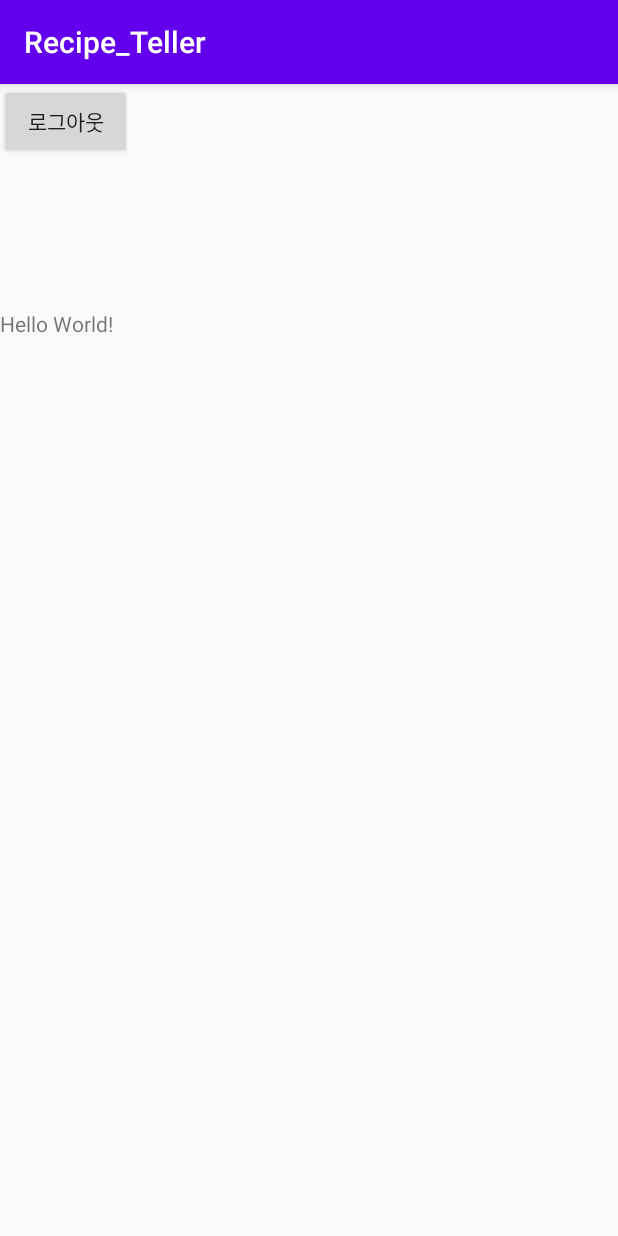
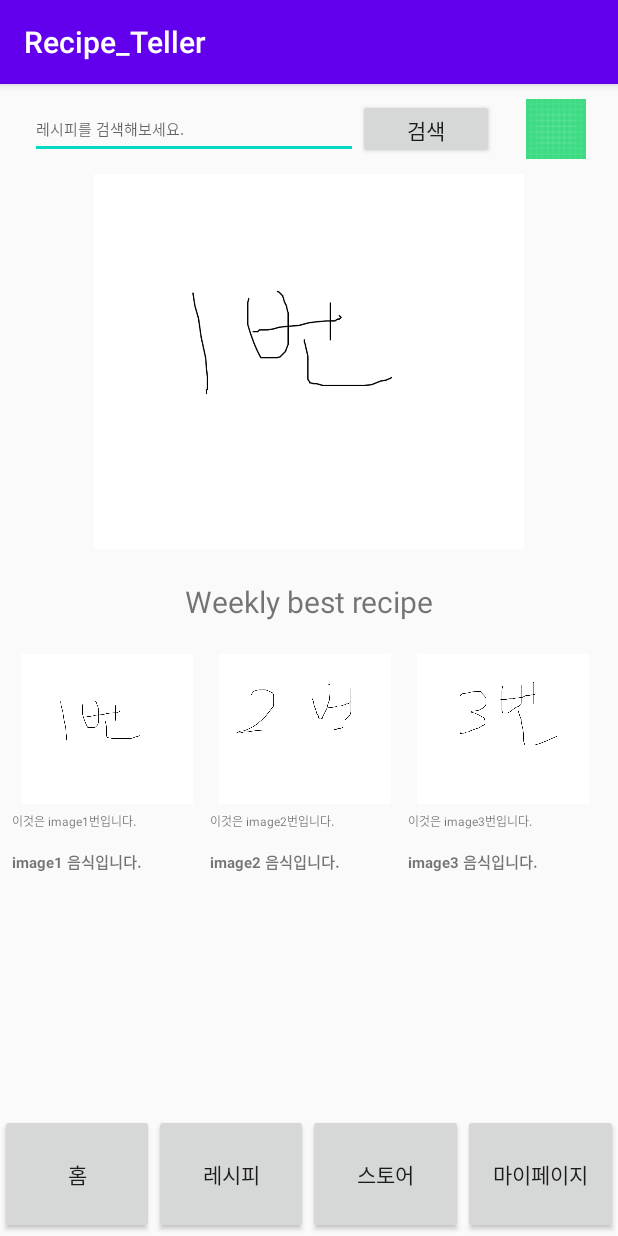
Before and after one commit to tehloo/RecipeTeller, an Android app: the MainActivity screen opened directly, with no data from a screen before it, on a phone screen of 412 x 824 dp. Run offline under Robolectric (Android 15) with nearby library versions, the phone set to English and light mode, and no system bars; our stand-ins replace Firebase (no records; nobody signed in at launch, a user with empty details on screens opened directly).

Commit message:
로그인 및 회원가입에 메인페이지 합침, 마이페이지 내용 불러오기 구현

```diff
--- /dev/null
+++ b/Recipe_Teller/app/src/main/java/com/example/recipe_teller/HomeFragment.java
@@ -0,0 +1,36 @@
+package com.example.recipe_teller;
+
+import android.os.Bundle;
+import android.view.LayoutInflater;
+import android.view.View;
+import android.view.ViewGroup;
+
+import androidx.annotation.Nullable;
+import androidx.fragment.app.Fragment;
+import androidx.viewpager.widget.ViewPager;
+
+
+/**
+ * A simple {@link Fragment} subclass.
+ */
+public class HomeFragment extends Fragment {
+
+    public HomeFragment() {
+        // Required empty public constructor
+    }
+
+
+    @Override
+    public View onCreateView(LayoutInflater inflater, ViewGroup container,
+                             Bundle savedInstanceState) {
+        // Inflate the layout for this fragment
+        return inflater.inflate(R.layout.fragment_home, container, false);
+    }
+
+    @Override
+    public void onViewCreated(View view, @Nullable Bundle savedInstanceState) {
+        ViewPager viewPager = (ViewPager) getView().findViewById(R.id.viewpager);
+        ImageAdapter adapter = new ImageAdapter(getContext());
+        viewPager.setAdapter(adapter);
+    }
+}
--- /dev/null
+++ b/Recipe_Teller/app/src/main/java/com/example/recipe_teller/ImageAdapter.java
@@ -0,0 +1,52 @@
+package com.example.recipe_teller;
+
+import android.content.Context;
+import android.view.LayoutInflater;
+import android.view.View;
+import android.view.ViewGroup;
+import android.widget.ImageView;
+import android.widget.LinearLayout;
+
+import androidx.annotation.NonNull;
+import androidx.viewpager.widget.PagerAdapter;
+
+public class ImageAdapter extends PagerAdapter {
+    Context context;
+    private int[] GalImages = new int[]{
+            R.drawable.image1,
+            R.drawable.image2,
+            R.drawable.image3
+    };
+    LayoutInflater mLayoutInflater;
+    ImageAdapter(Context context){
+        this.context = context;
+        mLayoutInflater = (LayoutInflater) context.getSystemService(Context.LAYOUT_INFLATER_SERVICE);
+    }
+
+    @Override
+    public int getCount() {
+        return GalImages.length;
+    }
+
+    @Override
+    public boolean isViewFromObject(@NonNull View view, @NonNull Object object) {
+        return view==((LinearLayout)object);
+    }
+
+    @Override
+    public Object instantiateItem(ViewGroup container, int position) {
+        View itemView = mLayoutInflater.inflate(R.layout.pager_item, container, false);
+
+        ImageView imageView = (ImageView) itemView.findViewById(R.id.imageView);
+        imageView.setImageResource(GalImages[position]);
+
+        container.addView(itemView);
+
+        return itemView;
+    }
+
+    @Override
+    public void destroyItem(ViewGroup container, int position, Object object) {
+        container.removeView((LinearLayout)object);
+    }
+}
--- a/Recipe_Teller/app/src/main/java/com/example/recipe_teller/MainActivity.java
+++ b/Recipe_Teller/app/src/main/java/com/example/recipe_teller/MainActivity.java
@@ -1,5 +1,83 @@
 package com.example.recipe_teller;
 
+import androidx.appcompat.app.AppCompatActivity;
+import androidx.fragment.app.Fragment;
+import androidx.fragment.app.FragmentManager;
+import androidx.fragment.app.FragmentTransaction;
+
+import android.os.Bundle;
+import android.util.Log;
+import android.view.View;
+import android.widget.Button;
+
+public class MainActivity extends AppCompatActivity {
+    int fragmentNum = 0; // fragment 번호
+    private Button homeBtn;
+    private Button recipeBtn;
+    private Button storeBtn;
+    private Button mypageBtn;
+    private Fragment fragment = null;
+    @Override
+    protected void onCreate(Bundle savedInstanceState) {
+        super.onCreate(savedInstanceState);
+        setContentView(R.layout.activity_main);
+        //init myFragment
+        FragmentManager fm = getSupportFragmentManager();
+        FragmentTransaction fragmentTransaction = fm.beginTransaction();
+        fragmentTransaction.replace(R.id.myFragment, new HomeFragment());
+        fragmentTransaction.addToBackStack(null);
+        fragmentTransaction.commit();
+
+        //buttons
+        homeBtn = findViewById(R.id.homeBtn);
+        homeBtn.setOnClickListener(new View.OnClickListener(){
+            @Override
+            public void onClick(View v){
+                FragmentManager fm = getSupportFragmentManager();
+                FragmentTransaction fragmentTransaction = fm.beginTransaction();
+                fragmentTransaction.replace(R.id.myFragment, new HomeFragment());
+                fragmentTransaction.addToBackStack(null);
+                fragmentTransaction.commit();
+            }
+        });
+        recipeBtn = findViewById(R.id.recipeListBtn);
+        recipeBtn.setOnClickListener(new View.OnClickListener(){
+            @Override
+            public void onClick(View v){
+                FragmentManager fm = getSupportFragmentManager();
+                FragmentTransaction fragmentTransaction = fm.beginTransaction();
+                fragmentTransaction.replace(R.id.myFragment, new RecipeFragment());
+                fragmentTransaction.addToBackStack(null);
+                fragmentTransaction.commit();
+            }
+        });
+        storeBtn = findViewById(R.id.storeBtn);
+        storeBtn.setOnClickListener(new View.OnClickListener(){
+            @Override
+            public void onClick(View v){
+                FragmentManager fm = getSupportFragmentManager();
+                FragmentTransaction fragmentTransaction = fm.beginTransaction();
+                fragmentTransaction.replace(R.id.myFragment, new StoreFragment());
+                fragmentTransaction.addToBackStack(null);
+                fragmentTransaction.commit();
+            }
+        });
+        mypageBtn = findViewById(R.id.mypageBtn);
+        mypageBtn.setOnClickListener(new View.OnClickListener(){
+            @Override
+            public void onClick(View v){
+                FragmentManager fm = getSupportFragmentManager();
+                FragmentTransaction fragmentTransaction = fm.beginTransaction();
+                fragmentTransaction.replace(R.id.myFragment, new MypageFragment());
+                fragmentTransaction.addToBackStack(null);
+                fragmentTransaction.commit();
+            }
+        });
+    }
+}
+
+
+/*
 import androidx.annotation.NonNull;
 import androidx.appcompat.app.AppCompatActivity;
 
@@ -94,3 +172,4 @@ public class MainActivity extends AppCompatActivity {
     }
 
 }
+*/
--- a/Recipe_Teller/app/src/main/res/layout/activity_main.xml
+++ b/Recipe_Teller/app/src/main/res/layout/activity_main.xml
@@ -1,3 +1,63 @@
+<?xml version="1.0" encoding="utf-8"?>
+<androidx.constraintlayout.widget.ConstraintLayout xmlns:android="http://schemas.android.com/apk/res/android"
+    xmlns:app="http://schemas.android.com/apk/res-auto"
+    xmlns:tools="http://schemas.android.com/tools"
+    android:layout_width="match_parent"
+    android:layout_height="match_parent"
+    android:orientation="vertical"
+    tools:context=".MainActivity">
+
+    <FrameLayout
+        android:id="@+id/myFragment"
+        android:name="com.example.shpmainpage.HomeFragment"
+        android:layout_width="match_parent"
+        android:layout_height="0dp"
+        app:layout_constraintBottom_toTopOf="@id/linearLayout2"
+        app:layout_constraintEnd_toEndOf="parent"
+        app:layout_constraintStart_toStartOf="parent"
+        app:layout_constraintTop_toTopOf="parent" />
+
+    <LinearLayout
+        android:id="@+id/linearLayout2"
+        android:layout_width="match_parent"
+        android:layout_height="80dp"
+        android:layout_marginBottom="1dp"
+        android:orientation="horizontal"
+        app:layout_constraintBottom_toBottomOf="parent"
+        app:layout_constraintEnd_toEndOf="parent"
+        app:layout_constraintStart_toStartOf="parent">
+
+        <Button
+            android:id="@+id/homeBtn"
+            android:layout_width="wrap_content"
+            android:layout_height="match_parent"
+            android:layout_weight="1"
+            android:text="홈" />
+
+        <Button
+            android:id="@+id/recipeListBtn"
+            android:layout_width="wrap_content"
+            android:layout_height="match_parent"
+            android:layout_weight="1"
+            android:text="레시피" />
+
+        <Button
+            android:id="@+id/storeBtn"
+            android:layout_width="wrap_content"
+            android:layout_height="match_parent"
+            android:layout_weight="1"
+            android:text="스토어" />
+
+        <Button
+            android:id="@+id/mypageBtn"
+            android:layout_width="wrap_content"
+            android:layout_height="match_parent"
+            android:layout_weight="1"
+            android:text="마이페이지" />
+    </LinearLayout>
+
+</androidx.constraintlayout.widget.ConstraintLayout>
+<!--
 <?xml version="1.0" encoding="utf-8"?>
 <LinearLayout xmlns:android="http://schemas.android.com/apk/res/android"
     xmlns:app="http://schemas.android.com/apk/res-auto"
@@ -24,5 +84,5 @@
         app:layout_constraintLeft_toLeftOf="parent"
         app:layout_constraintRight_toRightOf="parent"
         app:layout_constraintTop_toTopOf="parent" />
-
 </LinearLayout>
+-->
--- /dev/null
+++ b/Recipe_Teller/app/src/main/res/layout/fragment_home.xml
@@ -0,0 +1,140 @@
+<?xml version="1.0" encoding="utf-8"?>
+<FrameLayout xmlns:android="http://schemas.android.com/apk/res/android"
+    xmlns:tools="http://schemas.android.com/tools"
+    android:layout_width="match_parent"
+    android:layout_height="match_parent"
+    tools:context=".HomeFragment">
+    <LinearLayout
+        android:orientation="vertical"
+        android:layout_width="match_parent"
+        android:layout_height="match_parent">
+        <LinearLayout
+            android:id="@+id/linearLayout"
+            android:layout_width="match_parent"
+            android:layout_height="60dp">
+
+            <EditText
+                android:id="@+id/searchEditText"
+                android:textSize="10sp"
+                android:layout_width="200dp"
+                android:layout_height="match_parent"
+                android:layout_marginStart="20dp"
+                android:layout_marginTop="10dp"
+                android:layout_marginBottom="10dp"
+                android:layout_weight="7"
+                android:hint="레시피를 검색해보세요." />
+
+            <Button
+                android:layout_width="wrap_content"
+                android:layout_height="match_parent"
+                android:layout_marginTop="10dp"
+                android:layout_marginBottom="10dp"
+                android:layout_weight="1"
+                android:text="검색" />
+
+            <ImageView
+                android:layout_width="80dp"
+                android:layout_height="match_parent"
+                android:layout_marginTop="10dp"
+                android:layout_marginBottom="10dp"
+                android:layout_weight="1"
+                android:src="@drawable/ic_launcher_background" />
+        </LinearLayout>
+
+        <androidx.viewpager.widget.ViewPager
+            android:id="@+id/viewpager"
+            android:layout_width="match_parent"
+            android:layout_height="250dp" />
+
+        <TextView
+            android:layout_marginTop="10dp"
+            android:layout_marginBottom="10dp"
+            android:layout_width="match_parent"
+            android:layout_height="50dp"
+            android:gravity="center"
+            android:text="Weekly best recipe"
+            android:textSize="20sp" />
+        <LinearLayout
+            android:paddingLeft="8dp"
+            android:paddingRight="8dp"
+            android:orientation="horizontal"
+            android:layout_width="wrap_content"
+            android:layout_height="150dp">
+            <LinearLayout
+                android:orientation="vertical"
+                android:layout_weight="1"
+                android:layout_marginRight="5dp"
+                android:layout_width="match_parent"
+                android:layout_height="match_parent">
+                <ImageView
+                    android:src="@drawable/image1"
+                    android:layout_width="match_parent"
+                    android:layout_height="100dp"/>
+                <TextView
+                    android:layout_marginTop="5dp"
+                    android:textSize="8sp"
+                    android:text="이것은 image1번입니다."
+                    android:layout_width="match_parent"
+                    android:layout_height="20dp"/>
+                <TextView
+                    android:layout_marginTop="5dp"
+                    android:textSize="10sp"
+                    android:textStyle="bold"
+                    android:text="image1 음식입니다."
+                    android:layout_width="match_parent"
+                    android:layout_height="20dp"/>
+            </LinearLayout>
+            <LinearLayout
+                android:orientation="vertical"
+                android:layout_marginRight="5dp"
+                android:layout_weight="1"
+                android:layout_width="match_parent"
+                android:layout_height="match_parent">
+                <ImageView
+                    android:src="@drawable/image2"
+                    android:layout_width="match_parent"
+                    android:layout_height="100dp"/>
+                <TextView
+                    android:layout_marginTop="5dp"
+                    android:textSize="8sp"
+                    android:text="이것은 image2번입니다."
+                    android:layout_width="match_parent"
+                    android:layout_height="20dp"/>
+                <TextView
+                    android:layout_marginTop="5dp"
+                    android:textSize="10sp"
+                    android:textStyle="bold"
+                    android:text="image2 음식입니다."
+                    android:layout_width="match_parent"
+                    android:layout_height="20dp"/>
+            </LinearLayout>
+            <LinearLayout
+                android:orientation="vertical"
+                android:layout_weight="1"
+                android:layout_width="match_parent"
+                android:layout_height="match_parent">
+                <ImageView
+                    android:src="@drawable/image3"
+                    android:layout_marginRight="5dp"
+                    android:layout_width="match_parent"
+                    android:layout_height="100dp"/>
+                <TextView
+                    android:layout_marginTop="5dp"
+                    android:textSize="8sp"
+                    android:text="이것은 image3번입니다."
+                    android:layout_width="match_parent"
+                    android:layout_height="20dp"/>
+                <TextView
+                    android:layout_marginTop="5dp"
+                    android:textSize="10sp"
+                    android:textStyle="bold"
+                    android:text="image3 음식입니다."
+                    android:layout_width="match_parent"
+                    android:layout_height="20dp"/>
+            </LinearLayout>
+        </LinearLayout>
+
+    </LinearLayout>
+
+
+</FrameLayout>
--- /dev/null
+++ b/Recipe_Teller/app/src/main/res/layout/pager_item.xml
@@ -0,0 +1,11 @@
+<?xml version="1.0" encoding="utf-8"?>
+
+<LinearLayout xmlns:android="http://schemas.android.com/apk/res/android"
+    android:orientation="vertical" android:layout_width="match_parent"
+    android:layout_height="match_parent">
+
+    <ImageView
+        android:layout_width="match_parent"
+        android:layout_height="match_parent"
+        android:id="@+id/imageView" />
+</LinearLayout>
```
Also changed, not shown: Recipe_Teller/app/src/main/java/com/example/recipe_teller/LoginActivity.java (+10 -5 lines), Recipe_Teller/app/src/main/java/com/example/recipe_teller/MypageFragment.java (added, +77 -0 lines), Recipe_Teller/app/src/main/java/com/example/recipe_teller/RecipeFragment.java (added, +27 -0 lines), Recipe_Teller/app/src/main/java/com/example/recipe_teller/StoreFragment.java (added, +27 -0 lines), Recipe_Teller/app/src/main/res/layout/fragment_mypage.xml (added, +41 -0 lines), Recipe_Teller/app/src/main/res/layout/fragment_recipe.xml (added, +14 -0 lines), Recipe_Teller/app/src/main/res/layout/fragment_store.xml (added, +14 -0 lines), Recipe_Teller/app/src/main/res/drawable/image1.png (added), Recipe_Teller/app/src/main/res/drawable/image2.png (added), Recipe_Teller/app/src/main/res/drawable/image3.png (added).
